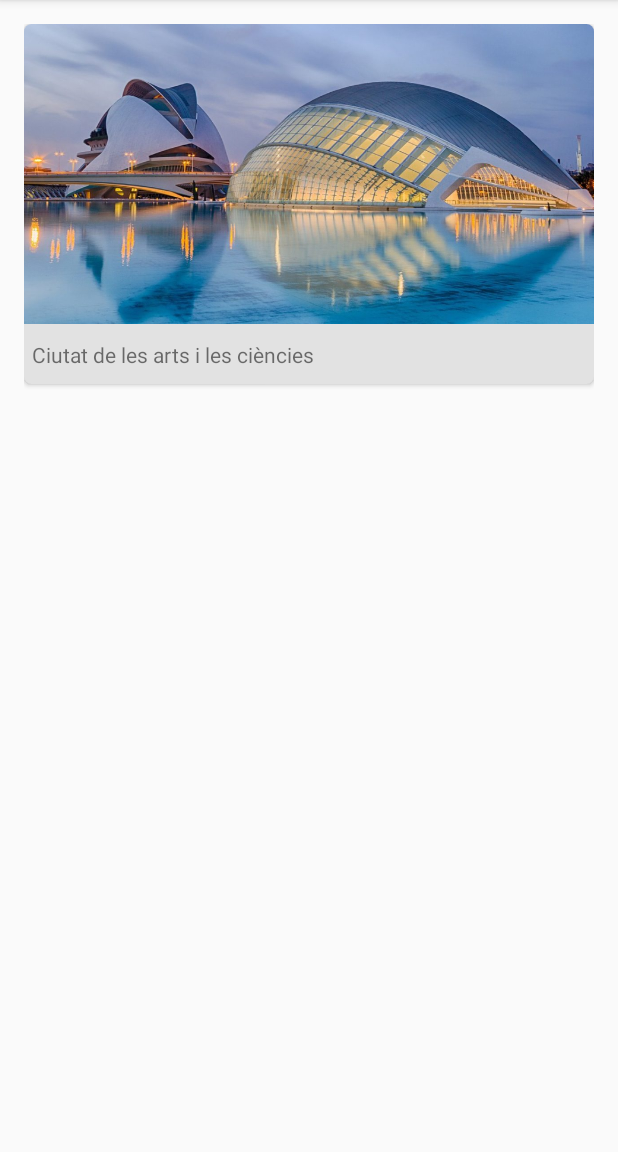
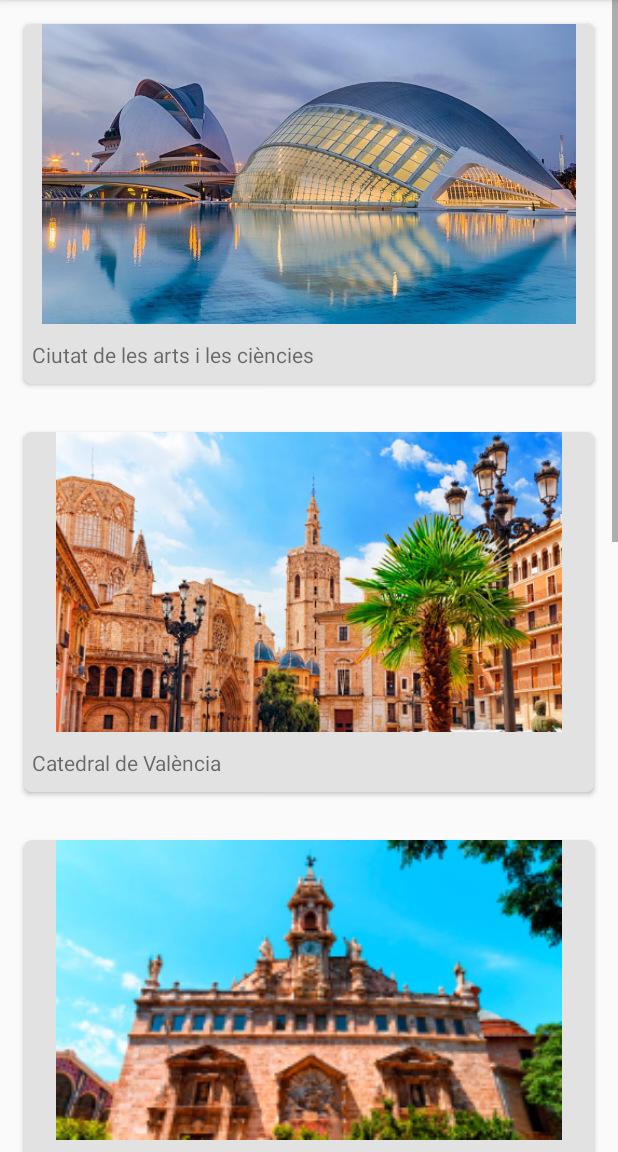
Before and after one commit to Crespuig/Proyecto_Android, an Android app: the fragment ListaFragment shown on its own in the app's theme, on a phone screen of 412 x 824 dp, the part 84-1236 px from its top. Run offline under Robolectric (Android 15) with nearby library versions, the phone set to English and light mode, and no system bars; our stand-ins replace Picasso.

Commit message:
Lista con RecyclerView y CardView acabada

```diff
--- a/app/build.gradle
+++ b/app/build.gradle
@@ -35,5 +35,8 @@ dependencies {
     testImplementation 'junit:junit:4.12'
     androidTestImplementation 'androidx.test.ext:junit:1.1.2'
     androidTestImplementation 'androidx.test.espresso:espresso-core:3.3.0'
+    //noinspection GradleCompatible
+    compile 'com.android.support:recyclerview-v7:+'
+    compile 'com.squareup.picasso:picasso:2.5.2'
 
 }
--- /dev/null
+++ b/app/src/main/java/com/example/proyecto_android/adapters/ListaMonumentosAdapter.java
@@ -0,0 +1,78 @@
+package com.example.proyecto_android.adapters;
+
+import android.content.Context;
+import android.view.LayoutInflater;
+import android.view.View;
+import android.view.ViewGroup;
+import android.widget.ImageView;
+import android.widget.TextView;
+
+import androidx.annotation.NonNull;
+import androidx.recyclerview.widget.RecyclerView;
+
+import com.example.proyecto_android.R;
+import com.example.proyecto_android.model.Monumento;
+import com.squareup.picasso.Picasso;
+
+import java.util.List;
+
+public class ListaMonumentosAdapter extends RecyclerView.Adapter<ListaMonumentosAdapter.ViewHolder> {
+
+    private List<Monumento> monumentos;
+    private int layout;
+    private OnItemClickListener itemClickListener;
+
+    private Context context;
+
+    public ListaMonumentosAdapter(List<Monumento> monumentos, int layout, OnItemClickListener itemClickListener) {
+        this.monumentos = monumentos;
+        this.layout = layout;
+        this.itemClickListener = itemClickListener;
+    }
+
+    public class ViewHolder extends RecyclerView.ViewHolder{
+        public TextView textViewName;
+        public ImageView imageViewMonumento;
+
+        public ViewHolder(@NonNull View itemView) {
+            super(itemView);
+            textViewName = (TextView) itemView.findViewById(R.id.textCardView);
+            imageViewMonumento = (ImageView) itemView.findViewById(R.id.imageCardView);
+        }
+
+        public void bind(final Monumento monumento, final OnItemClickListener listener){
+            textViewName.setText(monumento.getName());
+            Picasso.with(context).load(monumento.getImagen()).fit().into(imageViewMonumento);
+            //imageViewMonumento.setImageResource(monumento.getImagen());
+            itemView.setOnClickListener(new View.OnClickListener() {
+                @Override
+                public void onClick(View view) {
+                    listener.onItemClick(monumento, getAdapterPosition());
+                }
+            });
+        }
+    }
+
+    @NonNull
+    @Override
+    public ListaMonumentosAdapter.ViewHolder onCreateViewHolder(@NonNull ViewGroup parent, int viewType) {
+        View view = LayoutInflater.from(parent.getContext()).inflate(layout, parent, false);
+        ViewHolder viewHolder = new ViewHolder(view);
+        context = parent.getContext();
+        return viewHolder;
+    }
+
+    @Override
+    public void onBindViewHolder(@NonNull ListaMonumentosAdapter.ViewHolder holder, int position) {
+        holder.bind(monumentos.get(position), itemClickListener);
+    }
+
+    @Override
+    public int getItemCount() {
+        return monumentos.size();
+    }
+
+    public interface OnItemClickListener{
+        void onItemClick(Monumento monumento, int position);
+    }
+}
--- a/app/src/main/java/com/example/proyecto_android/fragments/ListaFragment.java
+++ b/app/src/main/java/com/example/proyecto_android/fragments/ListaFragment.java
@@ -5,24 +5,69 @@ import android.view.LayoutInflater;
 import android.view.View;
 import android.view.ViewGroup;
 import android.widget.TextView;
+import android.widget.Toast;
 
 import androidx.annotation.NonNull;
 import androidx.annotation.Nullable;
 import androidx.fragment.app.Fragment;
 import androidx.lifecycle.Observer;
 import androidx.lifecycle.ViewModelProviders;
+import androidx.recyclerview.widget.DefaultItemAnimator;
+import androidx.recyclerview.widget.LinearLayoutManager;
+import androidx.recyclerview.widget.RecyclerView;
 
 import com.example.proyecto_android.R;
+import com.example.proyecto_android.adapters.ListaMonumentosAdapter;
 import com.example.proyecto_android.model.ListaViewModel;
+import com.example.proyecto_android.model.Monumento;
+
+import java.util.ArrayList;
+import java.util.List;
 
 public class ListaFragment extends Fragment {
 
+    ListaFragment context = this;
     private ListaViewModel listaViewModel;
 
+    private List<Monumento> monumentos;
+
+    private RecyclerView mRecyclerView;
+    // Puede ser declarado como 'RecyclerView.Adapter' o como la clase adaptador 'ListaMonumentosAdapter'
+    private RecyclerView.Adapter mAdapter;
+    private RecyclerView.LayoutManager mLayoutManager;
+
     public View onCreateView(@NonNull LayoutInflater inflater, ViewGroup container, Bundle savedInstanceState) {
+        View view =  inflater.inflate(R.layout.fragment_lista, container, false);
+        monumentos = this.getAllMonumentos();
+
+        mRecyclerView = (RecyclerView) view.findViewById(R.id.recyclerView);
+        mLayoutManager = new LinearLayoutManager(context.getContext());
+        mAdapter = new ListaMonumentosAdapter(monumentos, R.layout.recycler_view_item, new ListaMonumentosAdapter.OnItemClickListener() {
+            @Override
+            public void onItemClick(Monumento monumento, int position) {
+                //Toast.makeText(context.getContext(), monumento + "-" + position, Toast.LENGTH_SHORT).show();
+            }
+        });
+
+        //mRecyclerView.setHasFixedSize(true);
+        //mRecyclerView.setItemAnimator(new DefaultItemAnimator());
+
+        mRecyclerView.setLayoutManager(mLayoutManager);
+        mRecyclerView.setAdapter(mAdapter);
+
         listaViewModel = ViewModelProviders.of(this).get(ListaViewModel.class);
-        View root = inflater.inflate(R.layout.fragment_lista, container, false);
 
-        return root;
+        return view;
+    }
+
+    private List<Monumento> getAllMonumentos(){
+        return new ArrayList<Monumento>(){{
+            add(new Monumento("Ciutat de les arts i les ciències", R.drawable.ciutatdelesarts));
+            add(new Monumento("Catedral de València", R.drawable.catedral_valencia));
+            add(new Monumento("Iglesia Santos Juanes", R.drawable.iglesia_santos_juanes));
+            add(new Monumento("Lonja Seda", R.drawable.lonja_seda));
+            add(new Monumento("Mercado Central", R.drawable.mercado_central));
+            add(new Monumento("Torre de Serrà", R.drawable.torre_serranos));
+        }};
     }
 }
--- /dev/null
+++ b/app/src/main/java/com/example/proyecto_android/model/Monumento.java
@@ -0,0 +1,39 @@
+package com.example.proyecto_android.model;
+
+public class Monumento {
+
+    public String name;
+    public int imagen;
+
+    public Monumento() {
+    }
+
+    public Monumento(String name, int imagen) {
+        this.name = name;
+        this.imagen = imagen;
+    }
+
+    public String getName() {
+        return name;
+    }
+
+    public void setName(String name) {
+        this.name = name;
+    }
+
+    public int getImagen() {
+        return imagen;
+    }
+
+    public void setImagen(int imagen) {
+        this.imagen = imagen;
+    }
+
+    @Override
+    public String toString() {
+        return "Monumento{" +
+                "name='" + name + '\'' +
+                ", imagen=" + imagen +
+                '}';
+    }
+}
--- a/app/src/main/res/layout/fragment_lista.xml
+++ b/app/src/main/res/layout/fragment_lista.xml
@@ -5,37 +5,13 @@
     xmlns:card_view="http://schemas.android.com/apk/res-auto"
     android:layout_width="match_parent"
     android:layout_height="match_parent"
-    android:padding="16dp"
     tools:context="com.example.proyecto_android.fragments.ListaFragment">
 
-    <androidx.cardview.widget.CardView
-        android:id="@+id/cardViewCiutat"
+    <androidx.recyclerview.widget.RecyclerView
+        android:id="@+id/recyclerView"
+        android:scrollbars="vertical"
         android:layout_width="match_parent"
-        android:layout_height="240dp"
-        app:cardCornerRadius="5dp"
-        android:clickable="true"
-        android:focusable="true"
-        app:cardBackgroundColor="#E2E2E2"
-        android:foreground="?android:attr/selectableItemBackground"
-        app:layout_constraintStart_toStartOf="parent"
-        app:layout_constraintTop_toTopOf="parent"
-        tools:ignore="MissingConstraints">
+        android:layout_height="match_parent"/>
 
-        <androidx.appcompat.widget.AppCompatImageView
-            android:id="@+id/imageCardViewCiutat"
-            android:layout_width="match_parent"
-            android:layout_height="200dp"
-            android:background="@drawable/ciutatdelesarts" />
-
-        <TextView
-            android:id="@+id/textCardViewCiutat"
-            android:layout_width="wrap_content"
-            android:layout_height="wrap_content"
-            android:layout_gravity="bottom"
-            android:layout_marginLeft="5dp"
-            android:layout_marginBottom="10dp"
-            android:text="Ciutat de les arts i les ciències" />
-
-    </androidx.cardview.widget.CardView>
 
 </androidx.constraintlayout.widget.ConstraintLayout>
--- /dev/null
+++ b/app/src/main/res/layout/recycler_view_item.xml
@@ -0,0 +1,31 @@
+<?xml version="1.0" encoding="utf-8"?>
+<androidx.cardview.widget.CardView xmlns:android="http://schemas.android.com/apk/res/android"
+    xmlns:app="http://schemas.android.com/apk/res-auto"
+    xmlns:tools="http://schemas.android.com/tools"
+    android:id="@+id/cardView"
+    android:layout_width="match_parent"
+    android:layout_height="240dp"
+    android:clickable="true"
+    android:focusable="true"
+    android:layout_margin="16dp"
+    android:foreground="?android:attr/selectableItemBackground"
+    app:cardBackgroundColor="#E2E2E2"
+    app:cardCornerRadius="5dp"
+    app:layout_constraintStart_toStartOf="parent"
+    app:layout_constraintTop_toTopOf="parent"
+    tools:ignore="MissingConstraints">
+
+    <androidx.appcompat.widget.AppCompatImageView
+        android:id="@+id/imageCardView"
+        android:layout_width="match_parent"
+        android:layout_height="200dp" />
+
+    <TextView
+        android:id="@+id/textCardView"
+        android:layout_width="wrap_content"
+        android:layout_height="wrap_content"
+        android:layout_gravity="bottom"
+        android:layout_marginLeft="5dp"
+        android:layout_marginBottom="10dp" />
+
+</androidx.cardview.widget.CardView>
```
